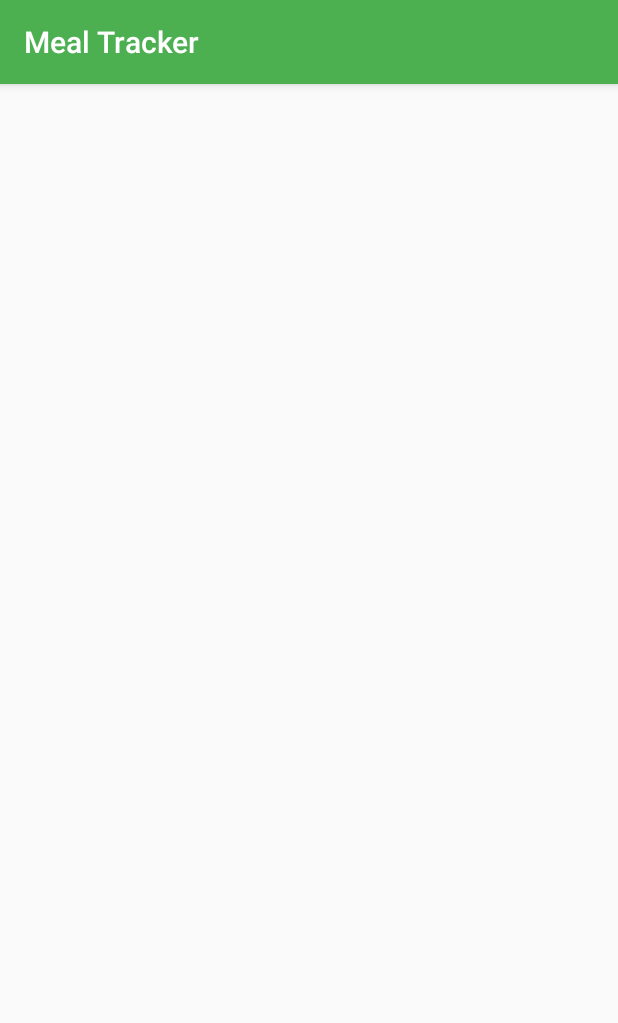
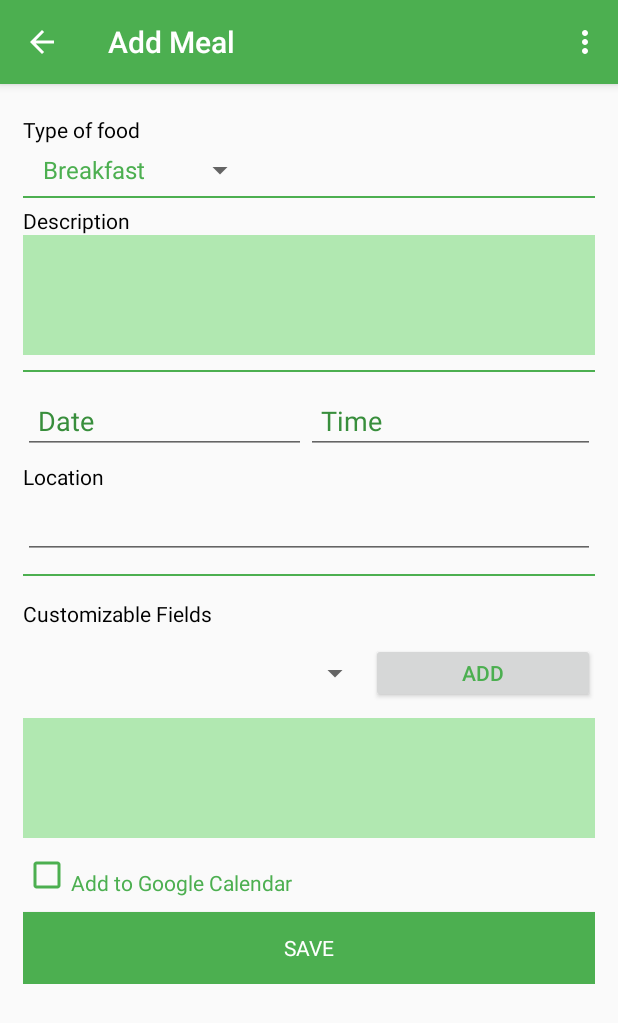
Before and after one commit to Fulmen545/Capstone-Project, an Android app: the AddMealActivity screen opened directly, with no data from a screen before it, on a phone screen of 412 x 824 dp. Shown: the top 1023 px of the screen. Run offline under Robolectric (Android 15) with nearby library versions, the phone set to English and light mode, and no system bars.

Commit message:
XML for Add Meal finished

```diff
--- a/app/build.gradle
+++ b/app/build.gradle
@@ -26,6 +26,7 @@ dependencies {
     implementation 'com.jakewharton:butterknife:8.8.1'
     implementation 'com.android.support:support-annotations:27.1.1'
     implementation 'com.google.android.gms:play-services-auth:15.0.1'
+    implementation 'com.google.android.gms:play-services-location:15.0.1'
     testImplementation 'junit:junit:4.12'
     androidTestImplementation 'com.android.support.test:runner:1.0.2'
     androidTestImplementation 'com.android.support.test.espresso:espresso-core:3.0.2'
--- a/app/src/main/java/com/riso/android/mealtracker/AddMealActivity.java
+++ b/app/src/main/java/com/riso/android/mealtracker/AddMealActivity.java
@@ -1,5 +1,6 @@
 package com.riso.android.mealtracker;
 
+import android.support.v4.app.FragmentManager;
 import android.support.v7.app.AppCompatActivity;
 import android.os.Bundle;
 
@@ -8,5 +9,9 @@ public class AddMealActivity extends AppCompatActivity {
     @Override
     protected void onCreate(Bundle savedInstanceState) {
         super.onCreate(savedInstanceState);
+        FragmentManager fragmentManager = getSupportFragmentManager();
+        android.support.v4.app.FragmentTransaction ft = fragmentManager.beginTransaction();
+        AddMealFragment amf = new AddMealFragment();
+        ft.add(android.R.id.content, amf).commit();
     }
 }
--- /dev/null
+++ b/app/src/main/java/com/riso/android/mealtracker/AddMealFragment.java
@@ -0,0 +1,190 @@
+package com.riso.android.mealtracker;
+
+
+import android.Manifest;
+import android.app.DatePickerDialog;
+import android.app.TimePickerDialog;
+import android.content.pm.PackageManager;
+import android.location.Location;
+import android.os.Bundle;
+import android.support.annotation.Nullable;
+import android.support.v4.app.ActivityCompat;
+import android.support.v4.app.Fragment;
+import android.support.v7.app.AppCompatActivity;
+import android.view.LayoutInflater;
+import android.view.Menu;
+import android.view.MenuInflater;
+import android.view.MenuItem;
+import android.view.View;
+import android.view.ViewGroup;
+import android.view.WindowManager;
+import android.widget.ArrayAdapter;
+import android.widget.DatePicker;
+import android.widget.EditText;
+import android.widget.Spinner;
+import android.widget.TimePicker;
+import android.widget.Toast;
+
+import com.google.android.gms.common.ConnectionResult;
+import com.google.android.gms.common.api.GoogleApiClient;
+import com.google.android.gms.location.LocationServices;
+
+import java.util.ArrayList;
+import java.util.Calendar;
+
+import static android.Manifest.permission.ACCESS_COARSE_LOCATION;
+import static android.Manifest.permission.ACCESS_FINE_LOCATION;
+
+
+/**
+ * A simple {@link Fragment} subclass.
+ */
+public class AddMealFragment extends Fragment {
+
+    Spinner typeFoodSpinner;
+    String[] arraySpinner = new String[]{"Breakfast", "Lunch", "Dinner"};
+    EditText editDate;
+    EditText editTime;
+    DatePickerDialog datePickerDialog;
+    GoogleApiClient mGoogleApiClient;
+    EditText editLocation;
+
+    private ArrayList permissions = new ArrayList();
+
+    @Override
+    public View onCreateView(LayoutInflater inflater, ViewGroup container,
+                             Bundle savedInstanceState) {
+        // Inflate the layout for this fragment
+        return inflater.inflate(R.layout.fragment_add_meal, container, false);
+    }
+
+    @Override
+    public void onViewCreated(View view, @Nullable Bundle savedInstanceState) {
+        super.onViewCreated(view, savedInstanceState);
+        getActivity().getWindow().setSoftInputMode(WindowManager.LayoutParams.SOFT_INPUT_STATE_HIDDEN);
+        setHasOptionsMenu(true);
+        ((AppCompatActivity) getActivity()).getSupportActionBar().setDisplayHomeAsUpEnabled(true);
+        ((AppCompatActivity) getActivity()).getSupportActionBar().setDisplayShowHomeEnabled(true);
+
+        typeFoodSpinner = view.findViewById(R.id.typeFoodSpinner);
+        ArrayAdapter<String> adapter = new ArrayAdapter<String>(getContext(),
+                android.R.layout.simple_spinner_item, arraySpinner);
+//        adapter.setDropDownViewResource(android.R.layout.activity_list_item);
+        typeFoodSpinner.setAdapter(adapter);
+        editDate = view.findViewById(R.id.editDate);
+        editDate.setOnClickListener(new View.OnClickListener() {
+            @Override
+            public void onClick(View v) {
+                // calender class's instance and get current date , month and year from calender
+                final Calendar c = Calendar.getInstance();
+                int mYear = c.get(Calendar.YEAR); // current year
+                int mMonth = c.get(Calendar.MONTH); // current month
+                int mDay = c.get(Calendar.DAY_OF_MONTH); // current day
+                // date picker dialog
+                datePickerDialog = new DatePickerDialog(getActivity(), R.style.DialogTheme,
+                        new DatePickerDialog.OnDateSetListener() {
+
+                            @Override
+                            public void onDateSet(DatePicker view, int year,
+                                                  int monthOfYear, int dayOfMonth) {
+                                // set day of month , month and year value in the edit text
+                                editDate.setHint("");
+                                editDate.setText(dayOfMonth + "/"
+                                        + (monthOfYear + 1) + "/" + year);
+
+                            }
+                        }, mYear, mMonth, mDay);
+                datePickerDialog.show();
+
+            }
+        });
+        editTime = view.findViewById(R.id.editTime);
+        editTime.setOnClickListener(new View.OnClickListener() {
+            @Override
+            public void onClick(View v) {
+                Calendar mcurrentTime = Calendar.getInstance();
+                int hour = mcurrentTime.get(Calendar.HOUR_OF_DAY);
+                int minute = mcurrentTime.get(Calendar.MINUTE);
+
+                TimePickerDialog mTimePicker;
+                mTimePicker = new TimePickerDialog(getActivity(), R.style.DialogTheme, new TimePickerDialog.OnTimeSetListener() {
+                    @Override
+                    public void onTimeSet(TimePicker timePicker, int selectedHour, int selectedMinute) {
+                        editTime.setText(selectedHour + ":" + selectedMinute);
+                    }
+                }, hour, minute, true);
+                mTimePicker.setTitle("Select Time");
+                mTimePicker.show();
+            }
+        });
+
+        if (mGoogleApiClient == null) {
+            mGoogleApiClient = new GoogleApiClient.Builder(getContext())
+                    .addApi(LocationServices.API)
+                    .addConnectionCallbacks(new GoogleApiClient.ConnectionCallbacks() {
+                        @Override
+                        public void onConnectionSuspended(int cause) {
+                        }
+
+                        @Override
+                        public void onConnected(Bundle connectionHint) {
+
+                        }
+                    })
+                    .addOnConnectionFailedListener(new GoogleApiClient.OnConnectionFailedListener() {
+                        @Override
+                        public void onConnectionFailed(ConnectionResult result) {
+                        }
+                    }).build();
+            mGoogleApiClient.connect();
+        } else {
+            mGoogleApiClient.connect();
+        }
+//        permissions.add(ACCESS_FINE_LOCATION);
+//        permissions.add(ACCESS_COARSE_LOCATION);
+        editLocation = view.findViewById(R.id.editLocation);
+        if (ActivityCompat.checkSelfPermission(getContext(), Manifest.permission.ACCESS_FINE_LOCATION) != PackageManager.PERMISSION_GRANTED && ActivityCompat.checkSelfPermission(getContext(), Manifest.permission.ACCESS_COARSE_LOCATION) != PackageManager.PERMISSION_GRANTED) {
+            //    ActivityCompat#requestPermissions
+            // here to request the missing permissions, and then overriding
+            //   public void onRequestPermissionsResult(int requestCode, String[] permissions,
+            //                                          int[] grantResults)
+            // to handle the case where the user grants the permission. See the documentation
+            // for ActivityCompat#requestPermissions for more details.
+            Location mLocation = LocationServices.FusedLocationApi.getLastLocation(mGoogleApiClient);
+            if(mLocation!=null) {
+                editLocation.setText("Lat.:" + mLocation.getLatitude() + " Long.:" + mLocation.getLongitude());
+
+            } else {
+                Toast.makeText(getContext(),"Couldn't access location", Toast.LENGTH_SHORT).show();
+                editLocation.setText("");
+            }
+            return;
+        } else {
+            editLocation.setText("");
+        }
+
+
+    }
+
+    @Override
+    public void onCreateOptionsMenu(Menu menu, MenuInflater inflater) {
+        super.onCreateOptionsMenu(menu, inflater);
+        inflater.inflate(R.menu.menu_add_meal, menu);
+    }
+
+    @Override
+    public boolean onOptionsItemSelected(MenuItem item) {
+        switch (item.getItemId()) {
+            case android.R.id.home:
+                getActivity().onBackPressed();
+                return true;
+            case R.id.settings:
+                Toast.makeText(getContext(),"Settings", Toast.LENGTH_SHORT).show();
+                return true;
+            default:
+                return super.onOptionsItemSelected(item);
+        }
+    }
+
+
+}
--- /dev/null
+++ b/app/src/main/res/layout/fragment_add_meal.xml
@@ -0,0 +1,153 @@
+<ScrollView xmlns:android="http://schemas.android.com/apk/res/android"
+    xmlns:tools="http://schemas.android.com/tools"
+    android:layout_width="match_parent"
+    android:layout_height="wrap_content">
+
+    <LinearLayout xmlns:app="http://schemas.android.com/apk/res-auto"
+        android:layout_width="match_parent"
+        android:layout_height="match_parent"
+        android:orientation="vertical"
+        android:padding="@dimen/add_meal_padding"
+        tools:context="com.riso.android.mealtracker.AddMealFragment">
+
+        <TextView
+            android:layout_width="wrap_content"
+            android:layout_height="wrap_content"
+            android:text="@string/typeLabel"
+            android:theme="@style/AddMeal" />
+
+        <Spinner
+            android:id="@+id/typeFoodSpinner"
+            android:layout_width="@dimen/spinner_width"
+            android:layout_height="wrap_content"
+            android:layout_margin="5dp" />
+
+        <View
+            android:layout_width="match_parent"
+            android:layout_height="1dp"
+            android:background="@color/colorPrimary" />
+
+        <TextView
+            android:layout_width="wrap_content"
+            android:layout_height="wrap_content"
+            android:text="@string/description"
+            android:theme="@style/AddMeal" />
+
+        <EditText
+            android:id="@+id/editDescription"
+            android:layout_width="match_parent"
+            android:layout_height="80dp"
+            android:background="@color/editText"
+            android:gravity="top"
+            android:paddingBottom="5dp" />
+
+        <View
+            android:id="@+id/line"
+            android:layout_width="match_parent"
+            android:layout_height="1dp"
+            android:layout_marginBottom="10dp"
+            android:layout_marginTop="10dp"
+            android:background="@color/colorPrimary" />
+
+        <LinearLayout
+            android:layout_width="match_parent"
+            android:layout_height="wrap_content"
+            android:orientation="horizontal">
+
+            <EditText
+                android:id="@+id/editDate"
+                android:layout_width="wrap_content"
+                android:layout_height="wrap_content"
+                android:layout_weight="1"
+                android:focusable="false"
+                android:hint="@string/date"
+                android:padding="10dp" />
+
+            <EditText
+                android:id="@+id/editTime"
+                android:layout_width="wrap_content"
+                android:layout_height="wrap_content"
+                android:layout_weight="1"
+                android:focusable="false"
+                android:hint="@string/time"
+                android:padding="10dp" />
+
+        </LinearLayout>
+
+        <TextView
+            android:layout_width="wrap_content"
+            android:layout_height="wrap_content"
+            android:text="@string/location"
+            android:theme="@style/AddMeal" />
+
+        <EditText
+            android:id="@+id/editLocation"
+            android:layout_width="match_parent"
+            android:layout_height="wrap_content" />
+
+        <View
+            android:layout_width="match_parent"
+            android:layout_height="1dp"
+            android:layout_marginBottom="10dp"
+            android:layout_marginTop="10dp"
+            android:background="@color/colorPrimary" />
+
+        <TextView
+            android:layout_width="wrap_content"
+            android:layout_height="wrap_content"
+            android:text="@string/customizable"
+            android:theme="@style/AddMeal" />
+
+        <LinearLayout
+            android:layout_width="match_parent"
+            android:layout_height="wrap_content"
+            android:layout_marginTop="10dp"
+            android:orientation="horizontal"
+            android:paddingBottom="10dp">
+
+            <Spinner
+                android:id="@+id/customSpinner"
+                android:layout_width="wrap_content"
+                android:layout_height="@dimen/custom_height"
+                android:layout_weight="3"
+                android:focusable="false"
+                android:hint="@string/date"
+                android:padding="10dp" />
+
+            <Button
+                android:id="@+id/addBtn"
+                android:layout_width="wrap_content"
+                android:layout_height="@dimen/custom_height"
+                android:layout_weight="1"
+                android:focusable="false"
+                android:padding="10dp"
+                android:text="@string/addBtnString" />
+
+        </LinearLayout>
+
+        <EditText
+            android:id="@+id/editCusotom"
+            android:layout_width="match_parent"
+            android:layout_height="80dp"
+            android:background="@color/editText"
+            android:gravity="top" />
+
+        <CheckBox
+            android:layout_width="match_parent"
+            android:layout_height="wrap_content"
+            android:paddingBottom="10dp"
+            android:paddingTop="20dp"
+            android:buttonTint="@color/colorPrimary"
+            android:textColor="@color/colorPrimary"
+            android:checked="false"
+            android:text="@string/checboxGoogle" />
+
+        <Button
+            android:layout_width="match_parent"
+            android:layout_height="wrap_content"
+            android:theme="@style/Button"
+            android:background="@color/colorPrimary"
+            android:text="@string/saveBtn"/>
+
+    </LinearLayout>
+</ScrollView>
--- /dev/null
+++ b/app/src/main/res/menu/menu_add_meal.xml
@@ -0,0 +1,11 @@
+<?xml version="1.0" encoding="utf-8"?>
+<menu xmlns:android="http://schemas.android.com/apk/res/android"
+    xmlns:app="http://schemas.android.com/apk/res-auto"
+    xmlns:tools="http://schemas.android.com/tools"
+    tools:context=".MainActivity">
+    <item
+        android:id="@+id/settings"
+        android:orderInCategory="100"
+        android:title="@string/settings"
+        app:showAsAction="never" />
+</menu>
--- a/app/src/main/res/values/colors.xml
+++ b/app/src/main/res/values/colors.xml
@@ -7,4 +7,5 @@
     <color name="text">#000000</color>
     <color name="editText">#ffb1e8b1</color>
     <color name="ltgray">#ffe0e0e0</color>
+    <color name="textgray">#ff000000</color>
 </resources>
--- a/app/src/main/res/values/dimens.xml
+++ b/app/src/main/res/values/dimens.xml
@@ -3,4 +3,9 @@
     <dimen name="menu_item_padding">20dp</dimen>
     <dimen name="menu_item_text">20sp</dimen>
     <dimen name="menu_item_image_height">150dp</dimen>
+
+    <dimen name="add_meal_padding">15dp</dimen>
+    <dimen name="spinner_width">150dp</dimen>
+    <dimen name="custom_height">40dp</dimen>
+
 </resources>
--- a/app/src/main/res/values/strings.xml
+++ b/app/src/main/res/values/strings.xml
@@ -1,4 +1,5 @@
 <resources>
+    <!--General-->
     <string name="app_name">Meal Tracker</string>
     <string name="emailEdit">Email</string>
     <string name="passwordEdit">Password</string>
@@ -6,8 +7,23 @@
     <string name="signOutLabel">Sign Out</string>
     <string name="signInLabel">Sign in with your Google Account</string>
 
+    <!--Main screen-->
     <string name="addMeal">Add Meal</string>
     <string name="history">History</string>
     <string name="calendar">Meals in Google\n Calendar</string>
 
+    <!--Add Meal screen-->
+    <string name="screenNameAddMeal">Add Meal</string>
+    <string name="typeLabel">Type of food</string>
+    <string name="description">Description</string>
+    <string name="date">Date</string>
+    <string name="time">Time</string>
+    <string name="location">Location</string>
+    <string name="customizable">Customizable Fields</string>
+    <string name="addBtnString">Add</string>
+    <string name="checboxGoogle">Add to Google Calendar</string>
+    <string name="saveBtn">Save</string>
+    <string name="settings">Settings</string>
+
+
 </resources>
--- a/app/src/main/res/values/styles.xml
+++ b/app/src/main/res/values/styles.xml
@@ -31,5 +31,36 @@
         <item name="android:paddingTop">10dp</item>
     </style>
 
+    <style name="AddMeal" parent="@style/Theme.AppCompat.Light.DarkActionBar">
+        <item name="android:textSize">14dp</item>
+        <item name="android:textColor">@color/textgray</item>
+        <item name="android:fontFamily">sans-serif</item>
+        <item name="android:paddingTop">5dp</item>
+    </style>
+
+    <style name="Button" parent="@style/Widget.AppCompat.Button">
+        <item name="android:textSize">14dp</item>
+        <item name="android:textColor">@color/white</item>
+        <item name="android:fontFamily">sans-serif</item>
+        <item name="android:background">@color/colorPrimary</item>
+    </style>
+
+
+
+    <style name="spinner_style">
+        <item name="android:layout_width">match_parent</item>
+        <item name="android:layout_height">wrap_content</item>
+        <item name="android:background">@drawable/round_edge_spinner</item>
+        <item name="android:layout_margin">10dp</item>
+        <item name="android:paddingLeft">8dp</item>
+        <item name="android:paddingRight">20dp</item>
+        <item name="android:paddingTop">5dp</item>
+        <item name="android:paddingBottom">5dp</item>
+        <item name="android:popupBackground">#DFFFFFFF</item>
+    </style>
+
+    <style name="DialogTheme" parent="Theme.AppCompat.Light.Dialog">
+        <item name="colorAccent">@color/colorPrimary</item>
+    </style>
 
 </resources>
```
Also changed, not shown: app/src/main/AndroidManifest.xml (+9 -1 lines), app/src/main/java/com/riso/android/mealtracker/MainActivity.java (+19 -0 lines), app/src/main/java/com/riso/android/mealtracker/MainFragment.java (+26 -1 lines), app/src/main/java/com/riso/android/mealtracker/SettingsActivity.java (added, +13 -0 lines), app/src/main/res/drawable/round_edge_spinner.xml (added, +18 -0 lines), app/src/main/res/layout/activity_settings.xml (added, +11 -0 lines).
